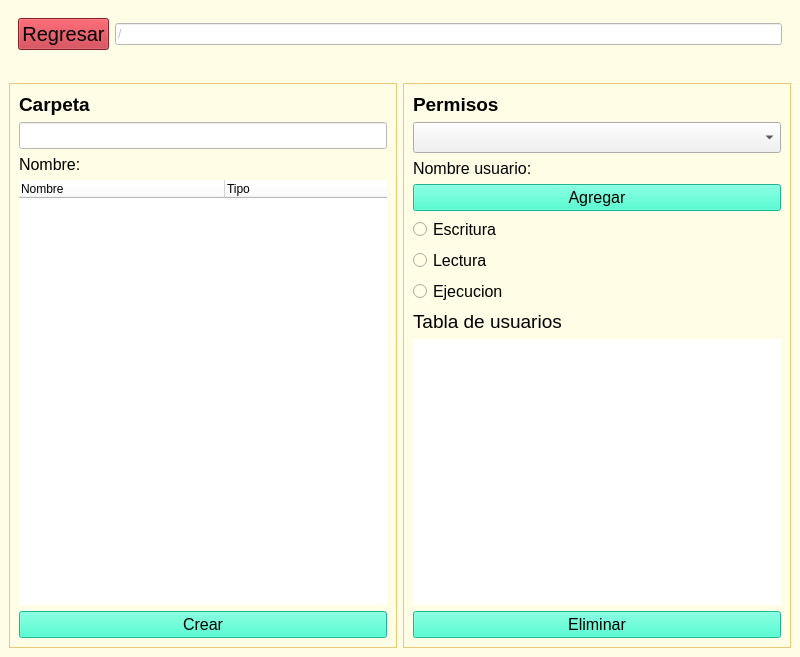
Before: the Qt Designer form Proyecto 3/vista/crear.ui in enajera123/Proyectos-So, drawn with Qt 5.
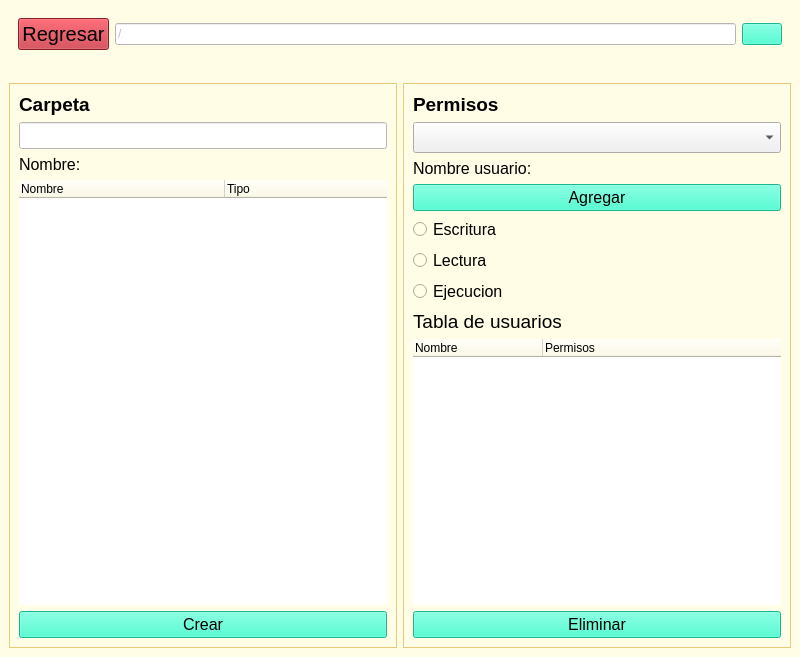
After: the same form once the commit is applied. Icons and pictures are not drawn.

What changed in the file:
```diff
--- a/Proyecto 3/vista/crear.ui
+++ b/Proyecto 3/vista/crear.ui
@@ -20,6 +20,9 @@
 }
 QFrame{
 	border:none;
+}
+QTreeWidget{
+	background-color:white;
 }</string>
    </property>
    <layout class="QVBoxLayout" name="verticalLayout" stretch="10">
@@ -117,6 +120,9 @@
              </item>
              <item>
               <widget class="QLineEdit" name="txtRuta">
+               <property name="enabled">
+                <bool>false</bool>
+               </property>
                <property name="styleSheet">
                 <string notr="true">background-color:white;
 color:gray;</string>
@@ -129,6 +135,26 @@
                </property>
               </widget>
              </item>
+             <item>
+              <widget class="QPushButton" name="btnSubirNivel">
+               <property name="toolTip">
+                <string>Sube un nivel en la ruta</string>
+               </property>
+               <property name="text">
+                <string/>
+               </property>
+               <property name="icon">
+                <iconset>
+                 <normaloff>../src/img/flechaArriba-icon.png</normaloff>../src/img/flechaArriba-icon.png</iconset>
+               </property>
+               <property name="iconSize">
+                <size>
+                 <width>15</width>
+                 <height>15</height>
+                </size>
+               </property>
+              </widget>
+             </item>
             </layout>
            </widget>
           </item>
@@ -210,13 +236,13 @@
              <item>
               <widget class="QTreeWidget" name="arbolPrincipal">
                <property name="styleSheet">
-                <string notr="true">background-color:white;</string>
+                <string notr="true"/>
                </property>
                <property name="horizontalScrollBarPolicy">
                 <enum>Qt::ScrollBarAlwaysOff</enum>
                </property>
                <property name="sizeAdjustPolicy">
-                <enum>QAbstractScrollArea::AdjustToContents</enum>
+                <enum>QAbstractScrollArea::AdjustIgnored</enum>
                </property>
                <property name="autoScroll">
                 <bool>true</bool>
@@ -452,10 +478,56 @@
               </widget>
              </item>
              <item>
-              <widget class="QListView" name="listPermisosUsuarios">
-               <property name="styleSheet">
-                <string notr="true">background-color:white;</string>
+              <widget class="QTreeWidget" name="arbolPermisos">
+               <property name="horizontalScrollBarPolicy">
+                <enum>Qt::ScrollBarAlwaysOff</enum>
                </property>
+               <property name="sizeAdjustPolicy">
+                <enum>QAbstractScrollArea::AdjustIgnored</enum>
+               </property>
+               <property name="autoScroll">
+                <bool>true</bool>
+               </property>
+               <property name="selectionMode">
+                <enum>QAbstractItemView::SingleSelection</enum>
+               </property>
+               <property name="selectionBehavior">
+                <enum>QAbstractItemView::SelectRows</enum>
+               </property>
+               <property name="indentation">
+                <number>20</number>
+               </property>
+               <attribute name="headerVisible">
+                <bool>true</bool>
+               </attribute>
+               <attribute name="headerCascadingSectionResizes">
+                <bool>false</bool>
+               </attribute>
+               <attribute name="headerDefaultSectionSize">
+                <number>130</number>
+               </attribute>
+               <attribute name="headerHighlightSections">
+                <bool>true</bool>
+               </attribute>
+               <attribute name="headerMinimumSectionSize">
+                <number>19</number>
+               </attribute>
+               <attribute name="headerShowSortIndicator" stdset="0">
+                <bool>false</bool>
+               </attribute>
+               <attribute name="headerStretchLastSection">
+                <bool>true</bool>
+               </attribute>
+               <column>
+                <property name="text">
+                 <string>Nombre</string>
+                </property>
+               </column>
+               <column>
+                <property name="text">
+                 <string>Permisos</string>
+                </property>
+               </column>
               </widget>
              </item>
              <item>
```
